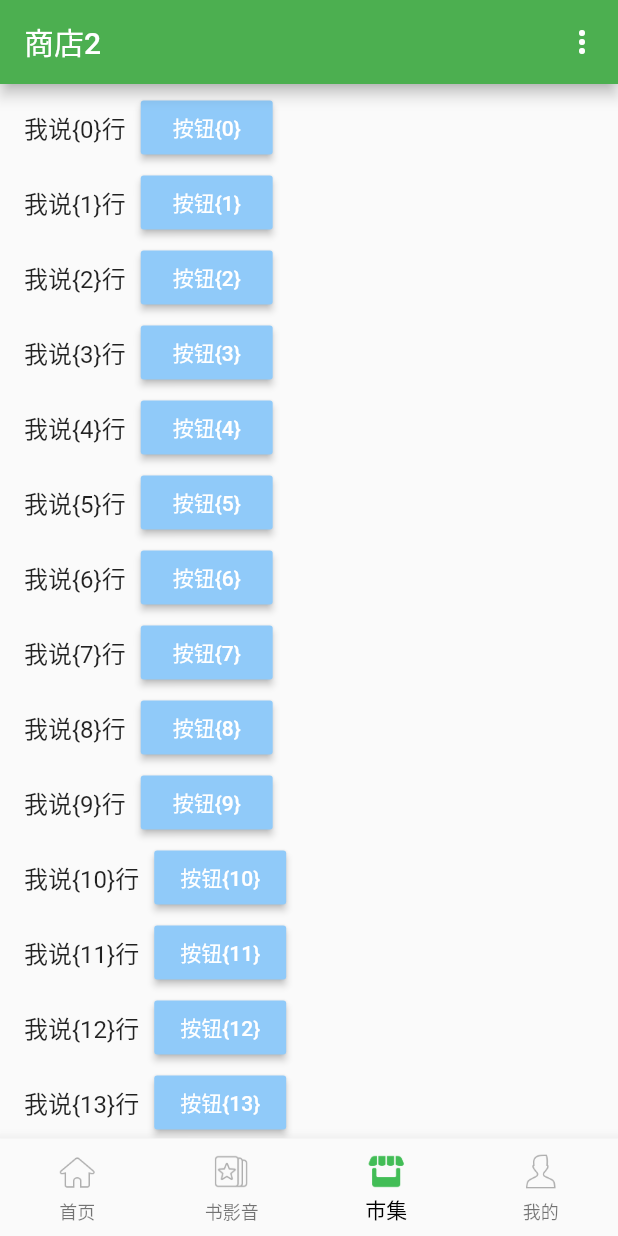
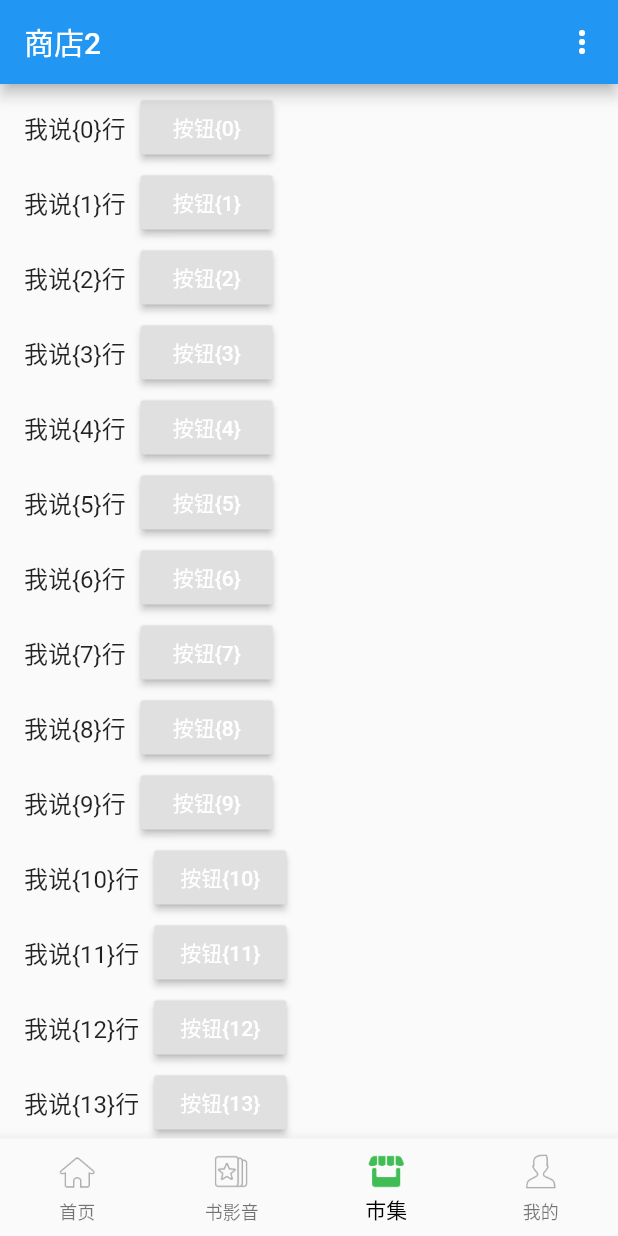
Before and after one commit to wintersweet/Douban, a Flutter app: the screen it shows after launch, item 3 of the bottom bar chosen, scrolled down 1152 dp, after a tap on the "arrow upward" icon, on a phone screen of 412 x 824 dp. Run offline on Flutter 3.47's test engine with Material 2 defaults, Android fonts, the phone set to English and light mode, and no system bars; our stand-ins replace cached_network_image, camera, dio, fluttertoast, mobx, shared_preferences and 2 more; accounts and stored records are empty; generated files the repository leaves out were written again; network calls fail; statements that could not run were skipped.

Commit message:
fix:主题生效了

```diff
--- a/lib/pages/person_center.dart
+++ b/lib/pages/person_center.dart
@@ -27,7 +27,6 @@ class _PersonCenterPageState extends State<PersonCenterPage> {
   void requestLogin() async {
     final SubjectEntity entity = SubjectEntity();
     try {
-      List<Subject> lists = await entity.getList();
       if (mounted) {
         print("登陆成功");
         String userName = "马云";
@@ -45,12 +44,6 @@ class _PersonCenterPageState extends State<PersonCenterPage> {
     }
   }
 
-  Widget build11(BuildContext context) {
-    // return ChangeNotifierProvider.value(
-    //   value: new Counter(1),
-    //   child: build11(context),
-    // );
-  }
   @override
   Widget build(BuildContext context) {
     var controller = ThemeProvider.controllerOf(context);
@@ -186,7 +179,8 @@ class _PersonCenterPageState extends State<PersonCenterPage> {
             Expanded(
               child: Text(
                 title,
-                style: TextStyle(fontSize: 15.0),
+                style: TextStyle(
+                    fontSize: 15.0, color: Theme.of(context).buttonColor),
               ),
             ),
             _rightArrow()
--- a/lib/pages/shop_page.dart
+++ b/lib/pages/shop_page.dart
@@ -11,7 +11,7 @@ class _ShopPageState extends State<ShopPage> {
     return Scaffold(
       appBar: AppBar(
         title: Text("商店2"),
-        backgroundColor: Colors.green,
+        // backgroundColor: Colors.green,
         actions: <Widget>[
           new PopupMenuButton<String>(
             itemBuilder: (BuildContext context) => <PopupMenuItem<String>>[
@@ -37,7 +37,6 @@ class _ShopPageState extends State<ShopPage> {
       floatingActionButton: showToTop
           ? FloatingActionButton(
               onPressed: () {
-                print('哈哈哈');
                 _controller.animateTo(.0,
                     duration: Duration(milliseconds: 200), curve: Curves.ease);
               },
@@ -109,7 +108,7 @@ class _ShopPageState extends State<ShopPage> {
                     print('打印');
                   },
                   textColor: Colors.white,
-                  color: Colors.blue[200],
+                  color: Theme.of(context).buttonColor,
                 ),
               ],
             ),
--- a/lib/theme/src/data/app_theme.dart
+++ b/lib/theme/src/data/app_theme.dart
@@ -106,7 +106,6 @@ class AppTheme {
     );
   }
 
-  /// Additional purple theme constructor
   factory AppTheme.purple({String id}) {
     return AppTheme(
       data: ThemeData(
@@ -144,6 +143,7 @@ class AppTheme {
             borderRadius: BorderRadius.circular(14),
           ),
         ),
+        buttonColor: Colors.purple[100],
       ),
       id: id,
       description: "Default purple Theme",
```
